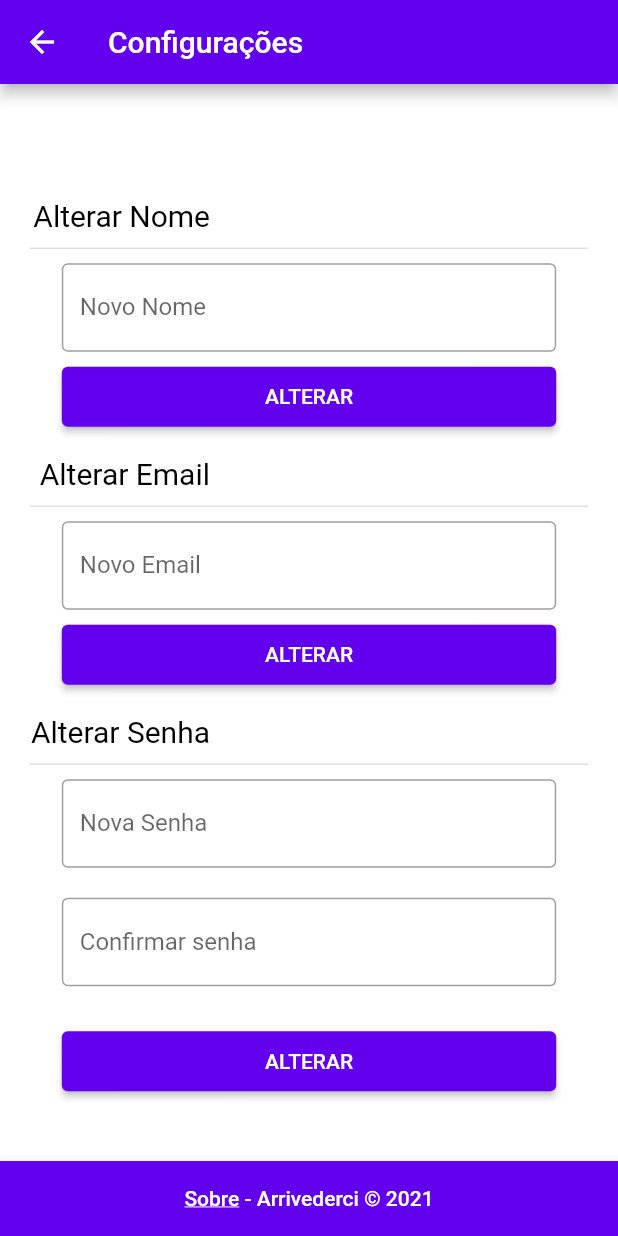
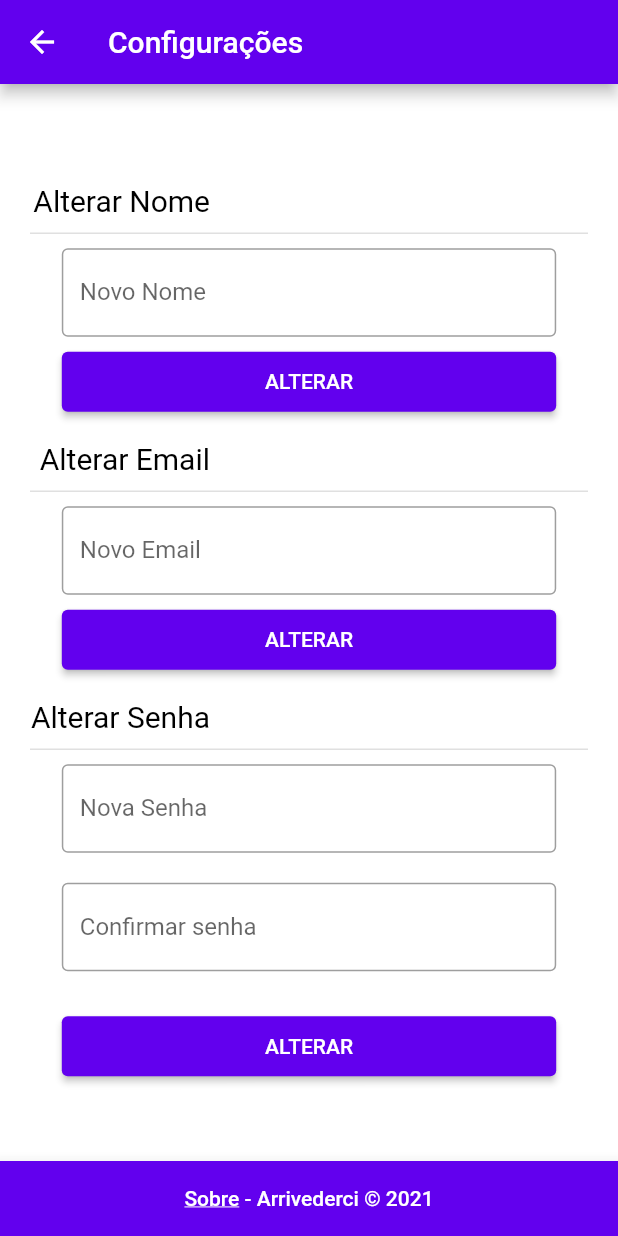
Before and after one commit to jvmr535/arrivederci, a Flutter app: the Settings screen opened by its route, on a phone screen of 412 x 824 dp. Run offline on Flutter 3.47's test engine with Material 2 defaults, Android fonts, the phone set to English and light mode, and no system bars; our stand-ins replace google_fonts.

Commit message:
feat: :sparkles: Firebase dependencies

```diff
--- a/lib/modules/settings/settings_page.dart
+++ b/lib/modules/settings/settings_page.dart
@@ -25,7 +25,7 @@ class _SettingsState extends State<Settings> {
             child: Column(
               mainAxisAlignment: MainAxisAlignment.center,
               children: [
-                SizedBox(height: 30.0),
+                SizedBox(height: 10),
                 Align(
                   alignment: Alignment.centerLeft,
                   child: Container(
--- a/pubspec.yaml
+++ b/pubspec.yaml
@@ -12,6 +12,8 @@ dependencies:
   flutter:
     sdk: flutter
   google_fonts: ^2.1.0
+  firebase_core: "^0.7.0"
+  firebase_auth: "^0.20.1"
 
   cupertino_icons: ^1.0.2
   google_places_flutter: ^0.0.3
```
